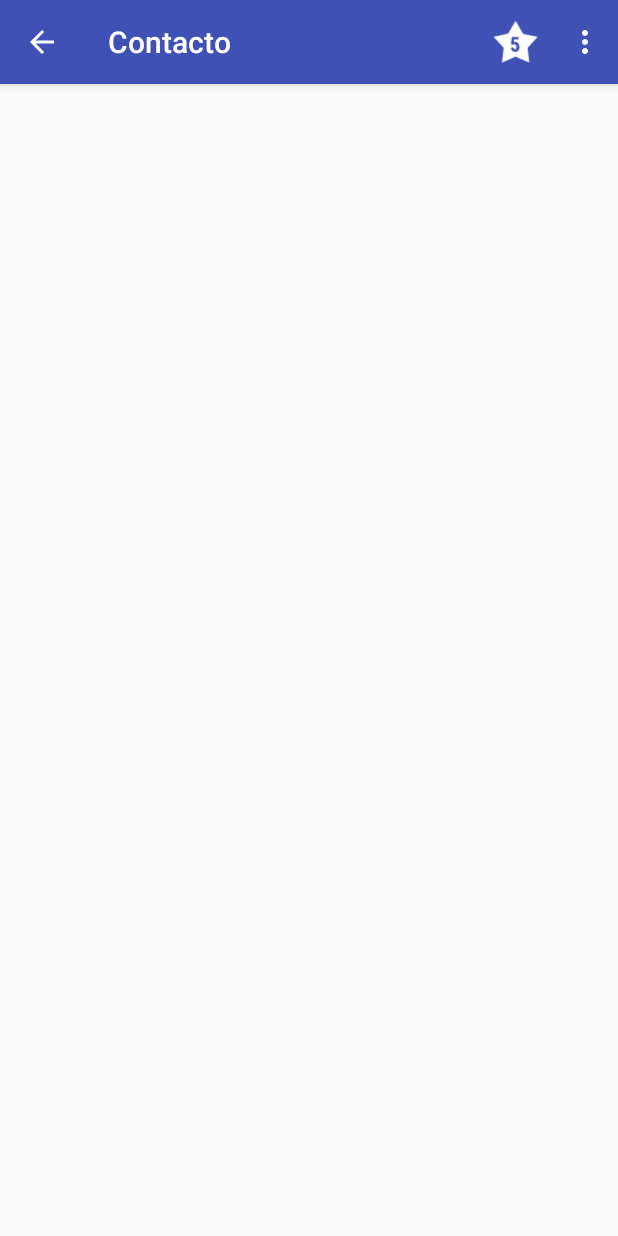
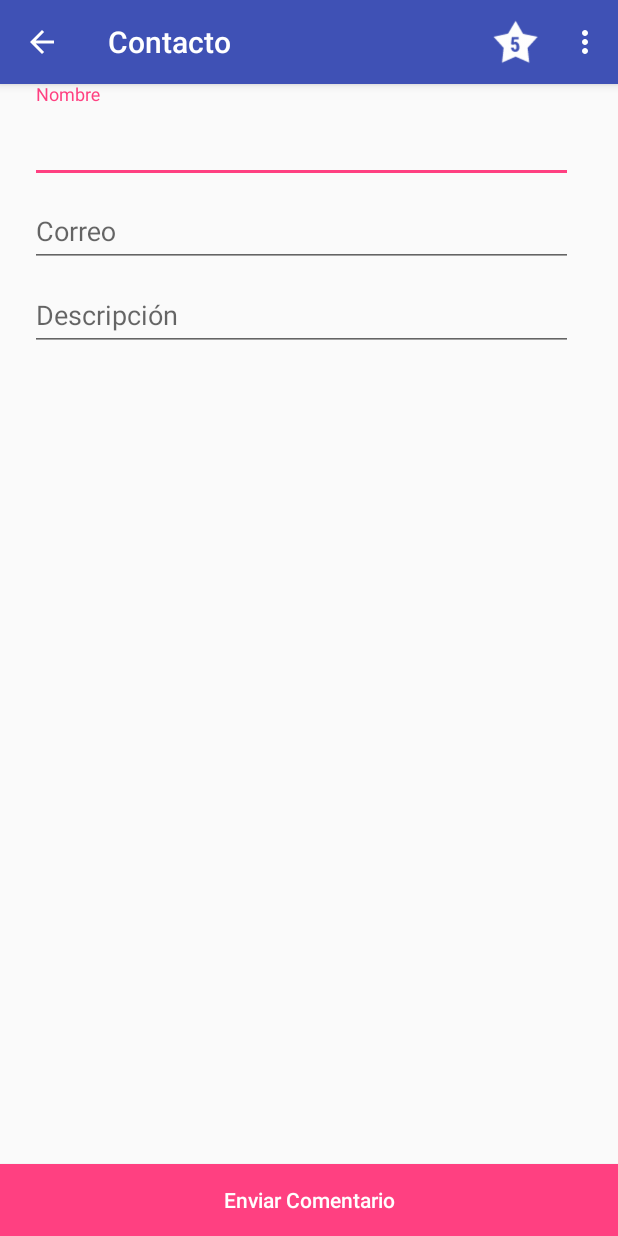
Before and after one commit to martelopez/PetagramMascotas, an Android app: the Contactar screen opened directly, with no data from a screen before it, on a phone screen of 412 x 824 dp. Run offline under Robolectric (Android 15) with nearby library versions, the phone set to English and light mode, and no system bars; libraries missing offline, so code that uses them is left out: javax.mail.

Commit message:
JavaMail

```diff
--- a/app/build.gradle
+++ b/app/build.gradle
@@ -19,6 +19,19 @@ android {
     }
 }
 
+android {
+    packagingOptions {
+        pickFirst 'META-INF/LICENSE.txt' // picks the JavaMail license file
+    }
+}
+
+repositories {
+    jcenter()
+    maven {
+        url "https://maven.java.net/content/groups/public/"
+    }
+}
+
 dependencies {
     compile fileTree(dir: 'libs', include: ['*.jar'])
     androidTestCompile('com.android.support.test.espresso:espresso-core:2.2.2', {
@@ -29,5 +42,7 @@ dependencies {
     compile 'com.android.support:cardview-v7:24.2.0'
     compile 'com.android.support:recyclerview-v7:24.2.0'
     compile 'com.android.support:design:24.2.0'
+    compile 'com.sun.mail:android-mail:1.5.5'
+    compile 'com.sun.mail:android-activation:1.5.5'
 
 }
--- a/app/src/main/java/com/martelopez/amigosapp/Contactar.java
+++ b/app/src/main/java/com/martelopez/amigosapp/Contactar.java
@@ -1,28 +1,59 @@
 package com.martelopez.amigosapp;
 
+import android.app.ProgressDialog;
+import android.content.Context;
 import android.content.Intent;
+import android.os.Bundle;
 import android.support.v7.app.AppCompatActivity;
-import android.os.Bundle;
 import android.view.Menu;
 import android.view.MenuItem;
+import android.view.View;
+import android.widget.Button;
+import android.widget.EditText;
 
-public class Contactar extends AppCompatActivity {
+import java.util.Properties;
+
+import javax.mail.Authenticator;
+import javax.mail.Message;
+import javax.mail.PasswordAuthentication;
+import javax.mail.Session;
+
+public class Contactar extends AppCompatActivity implements View.OnClickListener {
+
+    //private TextInputLayout tilNombre, tilCorreo, tilDescripcion;
+    private EditText etNombre, etCorreo, etDescripcion;
+    String nombre, correo, descripcion;
+    Context context = null;
+    ProgressDialog pdialog = null;
+    Button btnEnviar;
+
+    String miCorreo, miClave;
+
+    Session session = null;
+
 
     @Override
     protected void onCreate(Bundle savedInstanceState) {
         super.onCreate(savedInstanceState);
         setContentView(R.layout.activity_contactar);
+
+        etNombre = (EditText) findViewById(R.id.etNombre);
+        etCorreo = (EditText) findViewById(R.id.etCorreo);
+        etDescripcion = (EditText) findViewById(R.id.etDescripcion);
+        btnEnviar = (Button) findViewById(R.id.btnEnviar);
+
+        btnEnviar.setOnClickListener(this);
     }
 
     @Override
-    public boolean onCreateOptionsMenu(Menu menu){
+    public boolean onCreateOptionsMenu(Menu menu) {
         getMenuInflater().inflate(R.menu.menu, menu);
         return true;
     }
 
     @Override
-    public boolean onOptionsItemSelected(MenuItem item){
-        switch(item.getItemId()) {
+    public boolean onOptionsItemSelected(MenuItem item) {
+        switch (item.getItemId()) {
             case R.id.favoritos:
                 Intent intent = new Intent(this, Favoritos.class);
                 startActivity(intent);
@@ -39,4 +70,41 @@ public class Contactar extends AppCompatActivity {
         }
         return super.onOptionsItemSelected(item);
     }
+
+    @Override
+    public void onClick(View v) {
+
+        nombre = etNombre.getText().toString();
+        correo = etCorreo.getText().toString();
+        descripcion = etDescripcion.getText().toString();
+
+        miCorreo = "androidcurso@gmail.com";
+        miClave  = "androidcurso";
+
+        Properties properties = new Properties();
+        properties.put("mail.smtp.host", "smtp.gmail.com");
+        properties.put("mail.smtp.socketFactory.port", "465");
+        properties.put("mail.smtp.socketFactory.class", "javax.net.ssl.SSLSocketFactory");
+        properties.put("mail.smtp.auth", "true");
+        properties.put("mail.smtp.port", "465");
+
+        try {
+            session = Session.getDefaultInstance(properties, new Authenticator() {
+                @Override
+                protected PasswordAuthentication getPasswordAuthentication() {
+                    return new PasswordAuthentication(miCorreo, miClave);
+                }
+            });
+
+            if(session != null){
+
+                Message.message
+            }
+
+        }catch (Exception e){
+            e.printStackTrace();
+        }
+
+    }
+
 }
--- a/app/src/main/res/layout/activity_contactar.xml
+++ b/app/src/main/res/layout/activity_contactar.xml
@@ -1,13 +1,67 @@
 <?xml version="1.0" encoding="utf-8"?>
-<RelativeLayout xmlns:android="http://schemas.android.com/apk/res/android"
+<android.support.design.widget.CoordinatorLayout
+    xmlns:android="http://schemas.android.com/apk/res/android"
+    xmlns:app="http://schemas.android.com/apk/res-auto"
     xmlns:tools="http://schemas.android.com/tools"
-    android:id="@+id/activity_contactar"
+    android:id="@+id/activity_main"
     android:layout_width="match_parent"
     android:layout_height="match_parent"
-    android:paddingBottom="@dimen/activity_vertical_margin"
-    android:paddingLeft="@dimen/activity_horizontal_margin"
-    android:paddingRight="@dimen/activity_horizontal_margin"
-    android:paddingTop="@dimen/activity_vertical_margin"
     tools:context="com.martelopez.amigosapp.Contactar">
 
-</RelativeLayout>
+    <LinearLayout
+        android:layout_width="match_parent"
+        android:layout_height="wrap_content"
+        android:orientation="vertical">
+
+        <android.support.design.widget.TextInputLayout
+            android:id="@+id/tilNombre"
+            android:layout_width="match_parent"
+            android:layout_height="wrap_content">
+            <EditText
+                android:id="@+id/etNombre"
+                android:layout_width="match_parent"
+                android:layout_height="wrap_content"
+                android:hint="@string/hintNombre"
+                android:layout_marginLeft="@dimen/margen_izq"
+                android:layout_marginRight="@dimen/marge_der"
+                android:paddingTop="@dimen/marge_top"/>
+        </android.support.design.widget.TextInputLayout>
+
+         <android.support.design.widget.TextInputLayout
+            android:id="@+id/tilCorreo"
+            android:layout_width="match_parent"
+            android:layout_height="wrap_content">
+            <EditText
+                android:id="@+id/etCorreo"
+                android:layout_width="match_parent"
+                android:layout_height="wrap_content"
+                android:hint="@string/hintCorreo"
+                android:layout_marginLeft="@dimen/margen_izq"
+                android:layout_marginRight="@dimen/marge_der"/>
+        </android.support.design.widget.TextInputLayout>
+
+        <android.support.design.widget.TextInputLayout
+            android:id="@+id/tilDescripcion"
+            android:layout_width="match_parent"
+            android:layout_height="wrap_content">
+            <EditText
+                android:id="@+id/etDescripcion"
+                android:layout_width="match_parent"
+                android:layout_height="wrap_content"
+                android:hint="@string/hintDescripcion"
+                android:layout_marginLeft="@dimen/margen_izq"
+                android:layout_marginRight="@dimen/marge_der"/>
+        </android.support.design.widget.TextInputLayout>
+
+    </LinearLayout>
+
+    <Button
+        android:id="@+id/btnEnviar"
+        android:layout_width="match_parent"
+        android:layout_height="wrap_content"
+        android:textColorHint="@android:color/white"
+        android:background="@color/colorAccent"
+        android:hint="@string/btnEnviar"
+        android:layout_gravity="bottom"/>
+
+</android.support.design.widget.CoordinatorLayout>
--- a/app/src/main/res/values/dimens.xml
+++ b/app/src/main/res/values/dimens.xml
@@ -10,4 +10,7 @@
     <dimen name="action_bar_dimension">4dp</dimen>
     <dimen name="fabCamara_elevation">6dp</dimen>
     <dimen name="fabCamara_size">56dp</dimen>
+    <dimen name="marge_top">20dp</dimen>
+    <dimen name="margen_izq">20dp</dimen>
+    <dimen name="marge_der">30dp</dimen>
 </resources>
--- a/app/src/main/res/values/strings.xml
+++ b/app/src/main/res/values/strings.xml
@@ -10,4 +10,8 @@
     <string name="pcalificacion">5</string>
     <string name="menuContacto">Contacto</string>
     <string name="menuAcerca">Acerca De</string>
+    <string name="hintNombre">Nombre</string>
+    <string name="hintCorreo">Correo</string>
+    <string name="hintDescripcion">Descripción</string>
+    <string name="btnEnviar">Enviar Comentario</string>
 </resources>
```
Also changed, not shown: 1 other file.
